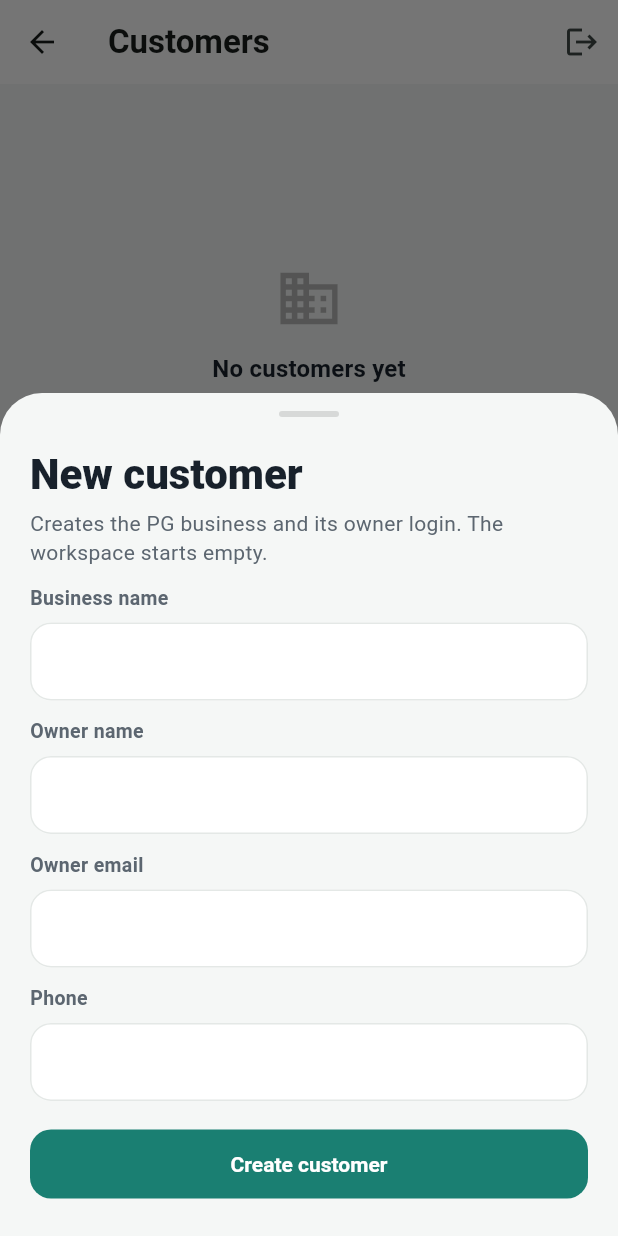
After one commit to MrVamsiReddy/PG-Management-app, a Flutter app: the CustomerManagementScreen screen opened directly, after a tap on "New customer", on a phone screen of 412 x 824 dp. The commit adds this screen. Run offline on Flutter 3.47's test engine with Material 3 defaults, Android fonts, the phone set to English and light mode, and no system bars; our stand-ins replace firebase_core, firebase_messaging, hive_flutter, image_picker, pdf, printing and 2 more; accounts and stored records are empty; network calls fail.

Commit message:
Prompt 5: platform admin customer management
- supabase/functions/create-customer: verifies the caller is a platform
  admin, creates the customer row and its owner login (temp password,
  must_change_password=true, metadata role=owner + customer_id) plus the
  owner profiles row, and returns the credentials. Creates no PGs/rooms/
  tenants — new customers start empty. Rolls back the customer if the owner
  email is already in use.
- AppState: loadCustomers, createCustomer (via the function), setCustomerStatus
  (enable/disable, direct table update allowed by RLS), loadCustomerPgNames.
  Error codes mapped by adminSetupMessage (extended: not_admin, email_in_use,
  unauthorized).
- CustomerManagementScreen: list customers with status, enable/disable switch,
  view a customer's PGs, and a New-customer form that shows the owner's
  credentials to share. Empty state when there are no customers.
- owner_app routes a platform admin to CustomerManagementScreen (not the PG
  HomeShell); tenants remain blocked.
- Owner dashboard shows an empty-state prompt to add the first property when
  the workspace has no PGs.
- README documents customer management and deploying create-customer.
- Tests: function audit (admin-only, owner metadata, no seed inserts), client
  fail-closed paths, admin sees customer management not PG screens, new owner
  sees the empty state. 74 pass, analyze clean.

```diff
--- a/lib/src/access.dart
+++ b/lib/src/access.dart
@@ -53,6 +53,9 @@ String adminSetupMessage(String? code) => switch (code) {
       'code:weak_password' => 'Use at least 8 characters for the password.',
       'code:missing_fields' => 'Please fill in all fields.',
       'code:create_failed' => 'Could not create the admin account. The email may already be in use.',
+      'code:not_admin' => 'Only a platform admin can do this.',
+      'code:email_in_use' => 'That owner email is already in use.',
+      'code:unauthorized' => 'Please sign in again.',
       _ => 'Something went wrong. Please try again.',
     };
 
--- /dev/null
+++ b/lib/src/admin_customers.dart
@@ -0,0 +1,139 @@
+import 'package:flutter/material.dart';
+
+import 'app_state.dart';
+import 'theme.dart';
+import 'widgets.dart';
+
+class CustomerManagementScreen extends StatefulWidget {
+  const CustomerManagementScreen({super.key});
+  @override
+  State<CustomerManagementScreen> createState() => _CustomerManagementScreenState();
+}
+
+class _CustomerManagementScreenState extends State<CustomerManagementScreen> {
+  Future<List<Customer>>? _future;
+
+  void _reload(AppState state) => setState(() => _future = state.loadCustomers());
+
+  @override
+  Widget build(BuildContext context) {
+    final state = AppScope.of(context);
+    _future ??= state.loadCustomers();
+    return Scaffold(
+      appBar: AppBar(
+        title: const Text('Customers'),
+        actions: [IconButton(tooltip: 'Sign out', onPressed: state.logout, icon: const Icon(Icons.logout))],
+      ),
+      floatingActionButton: FloatingActionButton.extended(onPressed: () => _create(context, state), icon: const Icon(Icons.add), label: const Text('New customer')),
+      body: RefreshIndicator(
+        onRefresh: () async => _reload(state),
+        child: FutureBuilder<List<Customer>>(
+          future: _future,
+          builder: (context, snap) {
+            if (snap.connectionState != ConnectionState.done) return const Center(child: CircularProgressIndicator());
+            final customers = snap.data ?? [];
+            if (customers.isEmpty) {
+              return ListView(children: const [SizedBox(height: 80), EmptyState(icon: Icons.business_outlined, title: 'No customers yet')]);
+            }
+            return ListView(padding: const EdgeInsets.fromLTRB(20, 10, 20, 100), children: [
+              PageHeader(title: '${customers.length} customers', subtitle: '${customers.where((c) => c.enabled).length} enabled'),
+              const SizedBox(height: 14),
+              ...customers.map((c) => _card(context, state, c)),
+            ]);
+          },
+        ),
+      ),
+    );
+  }
+
+  Widget _card(BuildContext context, AppState state, Customer c) => Card(
+        margin: const EdgeInsets.only(bottom: 10),
+        child: Padding(
+          padding: const EdgeInsets.all(16),
+          child: Column(crossAxisAlignment: CrossAxisAlignment.start, children: [
+            Row(children: [
+              Expanded(child: Column(crossAxisAlignment: CrossAxisAlignment.start, children: [
+                Text(c.businessName, style: const TextStyle(fontWeight: FontWeight.w800)),
+                Text('${c.ownerName.isEmpty ? 'Owner' : c.ownerName} · ${c.ownerEmail}', style: const TextStyle(fontSize: 12)),
+              ])),
+              StatusPill(c.enabled ? 'Enabled' : 'Disabled'),
+            ]),
+            const Divider(height: 22),
+            Row(children: [
+              Text('Plan: ${c.plan}', style: const TextStyle(fontSize: 12, color: Colors.black54)),
+              const Spacer(),
+              TextButton(onPressed: () => _viewPgs(context, state, c), child: const Text('View PGs')),
+              Switch(value: c.enabled, onChanged: (v) async {
+                final error = await state.setCustomerStatus(c.id, v);
+                if (!context.mounted) return;
+                if (error != null) ScaffoldMessenger.of(context).showSnackBar(SnackBar(content: Text(error)));
+                _reload(state);
+              }),
+            ]),
+          ]),
+        ),
+      );
+
+  Future<void> _viewPgs(BuildContext context, AppState state, Customer c) async {
+    final names = await state.loadCustomerPgNames(c.id);
+    if (!context.mounted) return;
+    showAppSheet(context, Column(mainAxisSize: MainAxisSize.min, crossAxisAlignment: CrossAxisAlignment.stretch, children: [
+      const SheetHandle(),
+      Text('${c.businessName} · PGs', style: Theme.of(context).textTheme.headlineMedium),
+      const SizedBox(height: 12),
+      if (names.isEmpty)
+        const EmptyState(icon: Icons.apartment_outlined, title: 'No PGs yet — the owner sets these up')
+      else
+        ...names.map((n) => ListTile(leading: const Icon(Icons.apartment_outlined, color: primary), title: Text(n))),
+    ]));
+  }
+
+  void _create(BuildContext context, AppState state) {
+    final formKey = GlobalKey<FormState>();
+    final business = TextEditingController();
+    final ownerName = TextEditingController();
+    final ownerEmail = TextEditingController();
+    final phone = TextEditingController();
+    final messenger = ScaffoldMessenger.of(context);
+    showAppSheet(context, SingleChildScrollView(child: Form(key: formKey, child: Column(crossAxisAlignment: CrossAxisAlignment.stretch, children: [
+      const SheetHandle(),
+      Text('New customer', style: Theme.of(context).textTheme.headlineMedium),
+      const SizedBox(height: 6),
+      const Text('Creates the PG business and its owner login. The workspace starts empty.'),
+      const FormLabel('Business name'),
+      TextFormField(controller: business, validator: (v) => v == null || v.trim().isEmpty ? 'Enter a business name' : null),
+      const FormLabel('Owner name'),
+      TextFormField(controller: ownerName, textCapitalization: TextCapitalization.words),
+      const FormLabel('Owner email'),
+      TextFormField(controller: ownerEmail, keyboardType: TextInputType.emailAddress, validator: (v) => v == null || !v.contains('@') ? 'Enter a valid email' : null),
+      const FormLabel('Phone'),
+      TextFormField(controller: phone, keyboardType: TextInputType.phone),
+      const SizedBox(height: 18),
+      FilledButton(onPressed: () async {
+        if (!formKey.currentState!.validate()) return;
+        final result = await state.createCustomer(businessName: business.text, ownerName: ownerName.text, ownerEmail: ownerEmail.text, phone: phone.text);
+        if (!context.mounted) return;
+        if (result.error != null) {
+          messenger.showSnackBar(SnackBar(content: Text(result.error!)));
+          return;
+        }
+        Navigator.pop(context);
+        _reload(state);
+        _showCredentials(context, ownerEmail.text.trim(), result.tempPassword);
+      }, child: const Text('Create customer')),
+    ]))));
+  }
+
+  void _showCredentials(BuildContext context, String email, String? tempPassword) {
+    showDialog<void>(context: context, builder: (dialogContext) => AlertDialog(
+      title: const Text('Owner account created'),
+      content: Column(mainAxisSize: MainAxisSize.min, crossAxisAlignment: CrossAxisAlignment.start, children: [
+        const Text('Share these credentials with the owner. They must change the password at first sign-in.'),
+        const SizedBox(height: 12),
+        Text('Email: $email', style: const TextStyle(fontWeight: FontWeight.w700)),
+        Text('Temporary password: ${tempPassword ?? '—'}', style: const TextStyle(fontWeight: FontWeight.w700)),
+      ]),
+      actions: [FilledButton(onPressed: () => Navigator.pop(dialogContext), child: const Text('Done'))],
+    ));
+  }
+}
--- a/lib/src/app_state.dart
+++ b/lib/src/app_state.dart
@@ -7,11 +7,13 @@ import 'format.dart';
 import 'l10n.dart';
 import 'models.dart';
 import 'repositories.dart';
+import 'saas_models.dart';
 import 'supabase_config.dart';
 
 export 'access.dart' show LoginPortal, adminSetupMessage;
 export 'l10n.dart' show AppLanguage;
 export 'models.dart';
+export 'saas_models.dart';
 
 enum UserRole { owner, tenant, admin }
 
@@ -284,6 +286,76 @@ class AppState extends ChangeNotifier {
       return adminSetupMessage(details is Map ? details['error'] as String? : null);
     } catch (_) {
       return adminSetupMessage(null);
+    }
+  }
+
+  Customer _customerFromRow(Map<String, dynamic> r) => Customer(
+        id: r['id'] as String,
+        businessName: r['business_name'] as String? ?? '',
+        ownerName: r['owner_name'] as String? ?? '',
+        ownerEmail: r['owner_email'] as String? ?? '',
+        phone: r['phone'] as String? ?? '',
+        status: CustomerStatus.fromWire(r['status'] as String?),
+        plan: r['plan'] as String? ?? 'free',
+        createdAt: DateTime.tryParse(r['created_at'] as String? ?? '') ?? DateTime.now(),
+        disabledAt: r['disabled_at'] == null ? null : DateTime.tryParse(r['disabled_at'] as String),
+      );
+
+  Future<List<Customer>> loadCustomers() async {
+    final client = supabaseOrNull;
+    if (client == null) return [];
+    try {
+      final rows = await client.from('customers').select().order('created_at', ascending: false);
+      return (rows as List).map((r) => _customerFromRow(Map<String, dynamic>.from(r as Map))).toList();
+    } catch (_) {
+      return [];
+    }
+  }
+
+  Future<({String? error, String? tempPassword})> createCustomer({required String businessName, required String ownerName, required String ownerEmail, required String phone, String plan = 'free'}) async {
+    final client = supabaseOrNull;
+    if (client == null) return (error: 'Cannot reach the server. Check your connection.', tempPassword: null);
+    try {
+      final result = await client.functions.invoke('create-customer', body: {
+        'businessName': businessName.trim(),
+        'ownerName': ownerName.trim(),
+        'ownerEmail': ownerEmail.trim(),
+        'phone': phone.trim(),
+        'plan': plan,
+      });
+      final data = result.data;
+      if (data is Map && data['ok'] == true) return (error: null, tempPassword: data['tempPassword'] as String?);
+      return (error: adminSetupMessage(data is Map ? data['error'] as String? : null), tempPassword: null);
+    } on FunctionException catch (e) {
+      final details = e.details;
+      return (error: adminSetupMessage(details is Map ? details['error'] as String? : null), tempPassword: null);
+    } catch (_) {
+      return (error: 'Something went wrong. Please try again.', tempPassword: null);
+    }
+  }
+
+  Future<String?> setCustomerStatus(String id, bool enabled) async {
+    final client = supabaseOrNull;
+    if (client == null) return 'Cannot reach the server. Check your connection.';
+    try {
+      await client.from('customers').update({
+        'status': enabled ? 'enabled' : 'disabled',
+        'disabled_at': enabled ? null : DateTime.now().toIso8601String(),
+      }).eq('id', id);
+      return null;
+    } catch (_) {
+      return 'Could not update the customer.';
+    }
+  }
+
+  Future<List<String>> loadCustomerPgNames(String customerId) async {
+    final client = supabaseOrNull;
+    if (client == null) return [];
+    try {
+      final rows = await client.from('pgs').select('name').eq('customer_id', customerId);
+      return (rows as List).map((r) => r['name'] as String).toList();
+    } catch (_) {
+      return [];
     }
   }
 
--- a/lib/src/owner_app.dart
+++ b/lib/src/owner_app.dart
@@ -1,6 +1,7 @@
 import 'package:flutter/material.dart';
 import 'package:flutter_localizations/flutter_localizations.dart';
 
+import 'admin_customers.dart';
 import 'app_state.dart';
 import 'auth_screen.dart';
 import 'home_shell.dart';
@@ -39,6 +40,7 @@ class OwnerAdminApp extends StatelessWidget {
     if (!state.isLoggedIn) return const AuthScreen(portals: [LoginPortal.owner, LoginPortal.admin]);
     if (state.mustChangePassword) return const SetPasswordScreen();
     if (state.role == UserRole.tenant) return const _WrongApp();
+    if (state.role == UserRole.admin) return const CustomerManagementScreen();
     return const HomeShell();
   }
 }
--- a/lib/src/widgets.dart
+++ b/lib/src/widgets.dart
@@ -150,9 +150,9 @@ class StatusPill extends StatelessWidget {
   @override
   Widget build(BuildContext context) {
     final lower = text.toLowerCase();
-    final color = lower.contains('paid') || lower.contains('resolved') || lower.contains('verified') || lower == 'in' || lower.contains('signed') || lower.contains('generated')
+    final color = lower.contains('paid') || lower.contains('resolved') || lower.contains('verified') || lower == 'in' || lower.contains('signed') || lower.contains('generated') || lower.contains('enabled')
         ? primary
-        : lower.contains('overdue') || lower.contains('high') || lower.contains('declined')
+        : lower.contains('overdue') || lower.contains('high') || lower.contains('declined') || lower.contains('disabled')
             ? const Color(0xFFD44B47)
             : lower.contains('progress') || lower.contains('inside') || lower.contains('medium') || lower.contains('partial')
                 ? const Color(0xFF3478C7)
```
Also changed, not shown: lib/src/dashboard_screen.dart (+18 -0 lines), 3 other files.
